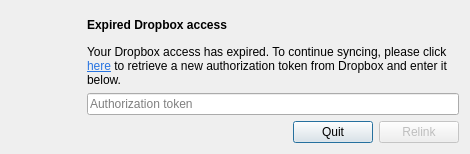
Before: the Qt Designer form maestral/gui/resources/relink_dialog.ui in samschott/maestral, drawn with Qt 5.
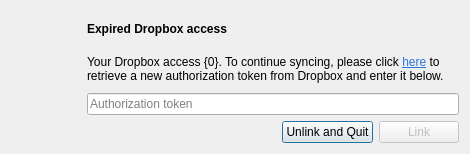
After: the same form once the commit is applied.

The edit to the form file:
```diff
--- a/maestral/gui/resources/relink_dialog.ui
+++ b/maestral/gui/resources/relink_dialog.ui
@@ -54,7 +54,7 @@
    <item row="1" column="2" colspan="3">
     <widget class="QLabel" name="infoLabel">
      <property name="text">
-      <string>&lt;html&gt;&lt;head/&gt;&lt;body&gt;&lt;p&gt;Your Dropbox access has expired. To continue syncing, please click &lt;a href=&quot;{0}&quot;&gt;&lt;span style=&quot; text-decoration: underline; color:#2874e1;&quot;&gt;here&lt;/span&gt;&lt;/a&gt; to retrieve a new authorization token from Dropbox and enter it below.&lt;/p&gt;&lt;/body&gt;&lt;/html&gt;</string>
+      <string>&lt;html&gt;&lt;head/&gt;&lt;body&gt;&lt;p&gt;Your Dropbox access {0}. To continue syncing, please click &lt;a href=&quot;{1}&quot;&gt;&lt;span style=&quot; text-decoration: underline; color:#2874e1;&quot;&gt;here&lt;/span&gt;&lt;/a&gt; to retrieve a new authorization token from Dropbox and enter it below.&lt;/p&gt;&lt;/body&gt;&lt;/html&gt;</string>
      </property>
      <property name="wordWrap">
       <bool>true</bool>
@@ -67,7 +67,7 @@
    <item row="3" column="3">
     <widget class="QPushButton" name="pushButtonCancel">
      <property name="text">
-      <string>Quit</string>
+      <string>Unlink and Quit</string>
      </property>
     </widget>
    </item>
@@ -77,7 +77,7 @@
       <bool>false</bool>
      </property>
      <property name="text">
-      <string>Relink</string>
+      <string>Link</string>
      </property>
     </widget>
    </item>
```
